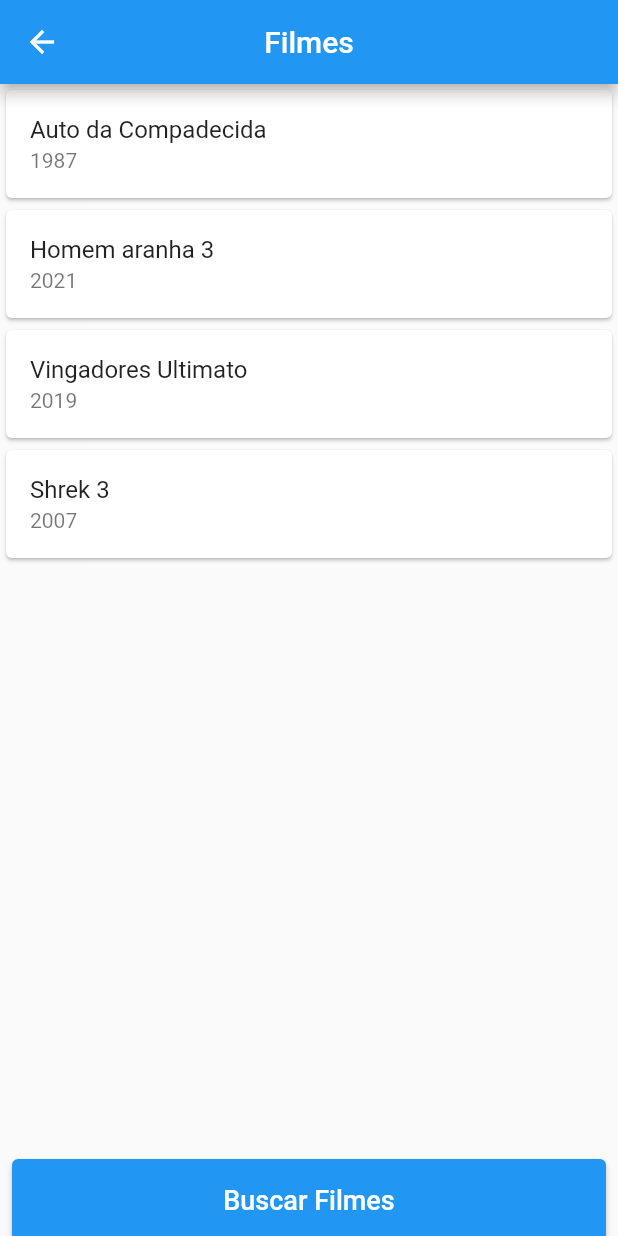
After one commit to ericqueirozc/fteamtrainee, a Flutter app: the MoviesView screen opened by its route, after a tap on "Buscar Filmes", on a phone screen of 412 x 824 dp. The commit adds this screen. Run offline on Flutter 3.47's test engine with Material 2 defaults, Android fonts, the phone set to English and light mode, and no system bars.

Commit message:
mascara feita

```diff
--- /dev/null
+++ b/assets/movies.json
@@ -0,0 +1,18 @@
+[
+   {
+    "name": "Auto da Compadecida",
+    "age": 1987
+   },
+   {
+    "name": "Homem aranha 3",
+    "age": 2021
+   },
+   {
+    "name": "Vingadores Ultimato",
+    "age": 2019
+   },
+   {
+    "name": "Shrek 3",
+    "age": 2007
+   }
+]
--- a/lib/app/app_widget.dart
+++ b/lib/app/app_widget.dart
@@ -1,5 +1,6 @@
 import 'package:flutter/material.dart';
 import 'package:varios_apps/app/cpf/views/cpf_view.dart';
+import 'package:varios_apps/app/movies/views/movies_view.dart';
 
 import 'conversor_de_moeda/views/price_view.dart';
 import 'home/views/home_view.dart';
@@ -19,8 +20,9 @@
       routes: {
         '/': (context) => const HomeView(),
         '/imc': (context) => const ImcHomeView(),
-        '/conversor': (context) => const PriceView(),
-        '/cpf': (context) => const CpfView()
+        '/price': (context) => const PriceView(),
+        '/cpf': (context) => const CpfView(),
+        '/movies': (context) => const MoviesView()
       },
     );
   }
--- /dev/null
+++ b/lib/app/movies/controllers/movies_controller.dart
@@ -0,0 +1,11 @@
+import 'package:varios_apps/app/movies/models/movies_model.dart';
+
+class MoviesController {
+  MoviesModel movieModel = MoviesModel();
+
+  List movies = [];
+
+  getMovies() async {
+    movies = await movieModel.getMovies();
+  }
+}
--- /dev/null
+++ b/lib/app/movies/models/movies_model.dart
@@ -0,0 +1,15 @@
+import 'dart:convert';
+import 'package:flutter/services.dart';
+
+class MoviesModel {
+  final List _movies = [];
+
+  MoviesModel();
+
+  Future<List> getMovies() async {
+    var data = await rootBundle.loadString("assets/movies.json");
+    var _movies = jsonDecode(data);
+    print(_movies);
+    return _movies;
+  }
+}
--- /dev/null
+++ b/lib/app/movies/views/movies_view.dart
@@ -0,0 +1,58 @@
+import 'package:flutter/material.dart';
+import 'package:varios_apps/app/movies/controllers/movies_controller.dart';
+
+class MoviesView extends StatefulWidget {
+  const MoviesView({Key? key}) : super(key: key);
+
+  @override
+  _MoviesViewState createState() => _MoviesViewState();
+}
+
+class _MoviesViewState extends State<MoviesView> {
+  final MoviesController controller = MoviesController();
+
+  @override
+  Widget build(BuildContext context) {
+    return Scaffold(
+      appBar: AppBar(
+        title: Text("Filmes"),
+        centerTitle: true,
+      ),
+      body: Column(
+        crossAxisAlignment: CrossAxisAlignment.start,
+        children: [
+          SizedBox(
+            height: MediaQuery.of(context).size.height * .86,
+            child: ListView.builder(
+                itemCount: controller.movies.length,
+                itemBuilder: (context, index) {
+                  return Card(
+                    child: ListTile(
+                      title: Text(controller.movies[index]["name"]),
+                      subtitle:
+                          Text(controller.movies[index]["age"].toString()),
+                    ),
+                  );
+                }),
+          ),
+          Padding(
+            padding: const EdgeInsets.all(8.0),
+            child: SizedBox(
+              width: double.infinity,
+              height: 55,
+              child: ElevatedButton(
+                  onPressed: () async {
+                    await controller.getMovies();
+                    setState(() {});
+                  },
+                  child: Text(
+                    "Buscar Filmes",
+                    style: TextStyle(fontSize: 18),
+                  )),
+            ),
+          )
+        ],
+      ),
+    );
+  }
+}
--- a/pubspec.yaml
+++ b/pubspec.yaml
@@ -23,3 +23,5 @@
 
 flutter:
   uses-material-design: true
+  assets:
+    - assets/movies.json
```
Also changed, not shown: lib/app/cpf/models/cpf_model.dart (+8 -3 lines), lib/app/cpf/views/cpf_view.dart (+32 -9 lines), lib/app/home/views/home_view.dart (+9 -1 lines), pubspec.lock, 1 other file.
